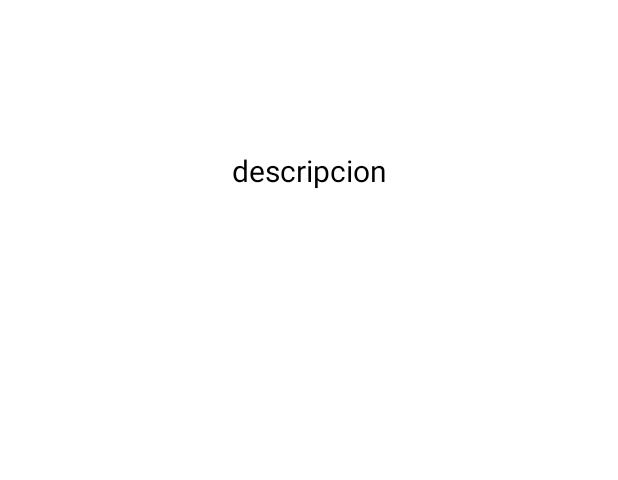
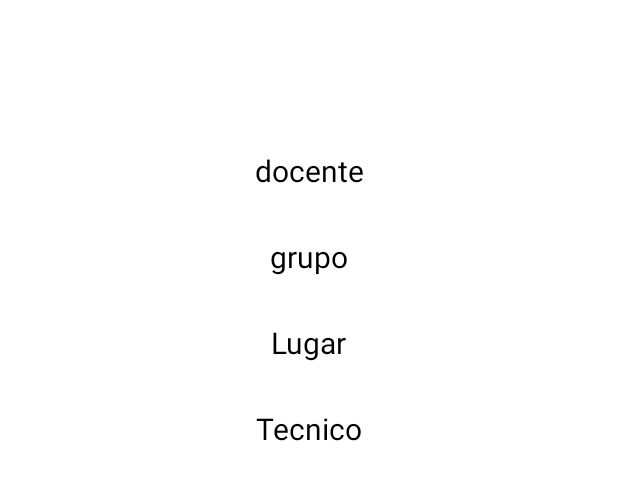
Before and after one commit to Sjeffmichael/Control_de_servicios_Oficina_de_medios_audiovisuales, an Android app: the layout registrio_espera.xml on its own in the app's theme, with its tools: preview values and no code run, on a phone screen of 412 x 824 dp. Shown: the top 480 px of the screen. Run offline under Robolectric (Android 15) with nearby library versions, the light colour scheme and no system bars.

Commit message:
commit de mostrar datos en activity 2

```diff
--- a/app/src/main/java/com/example/controldeservicios_oficinademediosaudiovisuales/RegistroEspera.kt
+++ b/app/src/main/java/com/example/controldeservicios_oficinademediosaudiovisuales/RegistroEspera.kt
@@ -4,6 +4,7 @@ import androidx.appcompat.app.AppCompatActivity
 import android.os.Bundle
 import android.util.Log
 import android.widget.TextView
+import android.widget.Toast
 import com.google.firebase.database.DataSnapshot
 import com.google.firebase.database.DatabaseError
 import com.google.firebase.database.ValueEventListener
@@ -21,16 +22,24 @@ class RegistroEspera : AppCompatActivity() {
         var datos=""
         val docente:TextView=findViewById(R.id.docente_Nombre)
 
+
+        var pos= intent.getStringExtra("pos").toString()
+        Toast.makeText (this, pos.toString() , Toast.LENGTH_SHORT).show()
+
         db.collection("control_servicios")
             .get()
             .addOnSuccessListener { resultado->
-                for (documento in resultado){
-                    val nombre=documento["nombre_docente"].toString()
+
+                for (documento in resultado) {
+                    val nombre = documento["nombre_docente"].toString()
                     //datos+="${documento.id}: ${documento.data}\n"
-                    datos+="${documento.id}: ${nombre}\n"
+                    if(pos.toString() == nombre){
+                        datos+="${documento.id}: ${nombre}\n"
+                    }
                 }
                 docente.text=datos
             }
+
             .addOnFailureListener{ exception ->
                 docente.text="No se ha podido conectar"
             }
--- a/app/src/main/java/com/example/controldeservicios_oficinademediosaudiovisuales/adapter/EsperaAdapter.kt
+++ b/app/src/main/java/com/example/controldeservicios_oficinademediosaudiovisuales/adapter/EsperaAdapter.kt
@@ -7,6 +7,7 @@ import android.view.LayoutInflater
 import android.view.View
 import android.view.ViewGroup
 import android.widget.TextView
+import android.widget.Toast
 import androidx.annotation.RequiresApi
 import androidx.recyclerview.widget.RecyclerView
 import com.example.controldeservicios_oficinademediosaudiovisuales.MainActivity
@@ -16,6 +17,7 @@ import com.example.controldeservicios_oficinademediosaudiovisuales.RegistroEsper
 import com.example.controldeservicios_oficinademediosaudiovisuales.datos.EsperaModelClass
 import com.firebase.ui.firestore.FirestoreRecyclerAdapter
 import com.firebase.ui.firestore.FirestoreRecyclerOptions
+import com.google.firebase.firestore.FirebaseFirestore
 import java.util.*
 
 
@@ -48,10 +50,12 @@ class  EsperaAdapter(options: FirestoreRecyclerOptions<EsperaModelClass>) :
 
         init {
             itemView.setOnClickListener{ v: View ->
-                //val pos = adapterPosition
+                val pos:Int = adapterPosition
+                val nombre=nombre_docente.text
                 val intent = Intent(view.context, RegistroEspera::class.java)
-                //intent.putExtra("pos", pos)
+                intent.putExtra("pos",nombre.toString())
                 v.context.startActivity(intent)
+
             }
         }
 
--- a/app/src/main/res/layout/registrio_espera.xml
+++ b/app/src/main/res/layout/registrio_espera.xml
@@ -18,12 +18,54 @@
             android:layout_marginStart="100dp"
             android:layout_marginTop="100dp"
             android:layout_marginEnd="100dp"
-            android:text="descripcion"
+            android:text="docente"
             android:textColor="#000"
             android:textSize="20sp"
             app:layout_constraintEnd_toEndOf="parent"
             app:layout_constraintStart_toStartOf="parent"
             app:layout_constraintTop_toTopOf="parent" />
 
+        <TextView
+            android:id="@+id/grupo"
+            android:layout_width="wrap_content"
+            android:layout_height="wrap_content"
+            android:layout_marginStart="100dp"
+            android:layout_marginTop="30dp"
+            android:layout_marginEnd="100dp"
+            android:text="grupo"
+            android:textColor="#000"
+            android:textSize="20sp"
+            app:layout_constraintEnd_toEndOf="parent"
+            app:layout_constraintStart_toStartOf="parent"
+            app:layout_constraintTop_toBottomOf="@+id/docente_Nombre" />
+
+        <TextView
+            android:id="@+id/Ala"
+            android:layout_width="wrap_content"
+            android:layout_height="wrap_content"
+            android:layout_marginStart="100dp"
+            android:layout_marginTop="30dp"
+            android:layout_marginEnd="100dp"
+            android:text="Lugar"
+            android:textColor="#000"
+            android:textSize="20sp"
+            app:layout_constraintEnd_toEndOf="parent"
+            app:layout_constraintStart_toStartOf="parent"
+            app:layout_constraintTop_toBottomOf="@+id/grupo" />
+
+        <TextView
+            android:id="@+id/tecnico"
+            android:layout_width="wrap_content"
+            android:layout_height="wrap_content"
+            android:layout_marginStart="100dp"
+            android:layout_marginTop="30dp"
+            android:layout_marginEnd="100dp"
+            android:text="Tecnico"
+            android:textColor="#000"
+            android:textSize="20sp"
+            app:layout_constraintEnd_toEndOf="parent"
+            app:layout_constraintStart_toStartOf="parent"
+            app:layout_constraintTop_toBottomOf="@+id/Ala" />
+
     </androidx.constraintlayout.widget.ConstraintLayout>
 </ScrollView>
```
